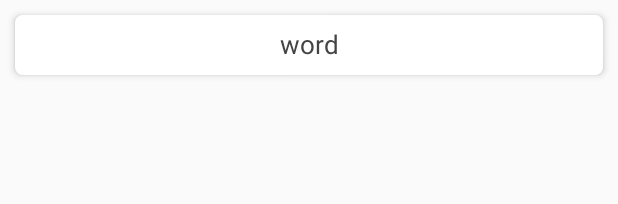
After one commit to warriorWorld/DemoDemo, an Android app: the layout item_main.xml on its own in the app's theme, with its tools: preview values and no code run, on a phone screen of 412 x 824 dp. The commit adds this screen. Shown: the top 204 px of the screen. Run offline under Robolectric (Android 15) with nearby library versions, the phone set to English and light mode, and no system bars.

Commit message:
first commit

```diff
--- a/app/build.gradle
+++ b/app/build.gradle
@@ -23,6 +23,7 @@ dependencies {
     implementation fileTree(dir: 'libs', include: ['*.jar'])
     implementation 'androidx.appcompat:appcompat:1.1.0'
     implementation 'androidx.constraintlayout:constraintlayout:1.1.3'
+    implementation "androidx.recyclerview:recyclerview:1.1.0"
     testImplementation 'junit:junit:4.12'
     androidTestImplementation 'androidx.test.ext:junit:1.1.1'
     androidTestImplementation 'androidx.test.espresso:espresso-core:3.2.0'
--- a/app/src/main/AndroidManifest.xml
+++ b/app/src/main/AndroidManifest.xml
@@ -9,7 +9,7 @@
         android:roundIcon="@drawable/ic_chestnut"
         android:supportsRtl="true"
         android:theme="@style/AppTheme">
-        <activity android:name=".MainActivity">
+        <activity android:name=".business.main.MainActivity">
             <intent-filter>
                 <action android:name="android.intent.action.MAIN" />
 
--- a/app/src/main/java/com/insightsurfface/demodemo/base/BaseActivity.java
+++ b/app/src/main/java/com/insightsurfface/demodemo/base/BaseActivity.java
@@ -47,7 +47,7 @@ public abstract class BaseActivity extends AppCompatActivity {
         contentViewGroup.setFitsSystemWindows(fitSystemWindow);
     }
 
-    protected abstract int initUI();
+    protected abstract void initUI();
 
     protected abstract int getLayoutId();
 }
--- /dev/null
+++ b/app/src/main/java/com/insightsurfface/demodemo/base/BasePresenter.java
@@ -0,0 +1,5 @@
+package com.insightsurfface.demodemo.base;
+
+public interface BasePresenter {
+    void onDestroy();
+}
--- /dev/null
+++ b/app/src/main/java/com/insightsurfface/demodemo/base/BaseView.java
@@ -0,0 +1,5 @@
+package com.insightsurfface.demodemo.base;
+
+public interface BaseView<T extends BasePresenter> {
+    void setPresenter(T presenter);
+}
--- /dev/null
+++ b/app/src/main/res/drawable/rect_white_c5.xml
@@ -0,0 +1,7 @@
+<?xml version="1.0" encoding="utf-8"?>
+<shape xmlns:android="http://schemas.android.com/apk/res/android">
+
+    <corners android:radius="5dp"/>
+
+    <solid android:color="@color/white"/>
+</shape>
--- /dev/null
+++ b/app/src/main/res/layout/item_main.xml
@@ -0,0 +1,21 @@
+<?xml version="1.0" encoding="utf-8"?>
+<RelativeLayout xmlns:android="http://schemas.android.com/apk/res/android"
+    xmlns:app="http://schemas.android.com/apk/res-auto"
+    android:id="@+id/main_rl"
+    android:layout_width="match_parent"
+    android:layout_height="wrap_content"
+    android:orientation="vertical">
+
+    <TextView
+        android:id="@+id/demo_tv"
+        android:layout_width="match_parent"
+        android:layout_height="40dp"
+        android:layout_margin="10dp"
+        android:background="@drawable/rect_white_c5"
+        android:elevation="3dp"
+        android:gravity="center"
+        android:includeFontPadding="false"
+        android:text="word"
+        android:textColor="@color/main_text_color"
+        android:textSize="17sp" />
+</RelativeLayout>
--- a/app/src/main/res/values/colors.xml
+++ b/app/src/main/res/values/colors.xml
@@ -5,4 +5,5 @@
     <color name="colorAccent">#D81B60</color>
     <color name="main_text_color">#444444</color>
     <color name="white">#FFFFFF</color>
+    <color name="gray">#2DC5C5C5</color>
 </resources>
--- a/app/src/main/res/values/styles.xml
+++ b/app/src/main/res/values/styles.xml
@@ -1,7 +1,7 @@
 <resources>
 
     <!-- Base application theme. -->
-    <style name="AppTheme" parent="Theme.AppCompat.Light.DarkActionBar">
+    <style name="AppTheme" parent="Theme.AppCompat.Light.NoActionBar">
         <!-- Customize your theme here. -->
         <item name="colorPrimary">@color/colorPrimary</item>
         <item name="colorPrimaryDark">@color/colorPrimaryDark</item>
```
Also changed, not shown: app/src/main/java/com/insightsurfface/demodemo/MainActivity.java (deleted, +0 -20 lines), app/src/main/java/com/insightsurfface/demodemo/adapter/MainAdapter.java (added, +83 -0 lines), app/src/main/java/com/insightsurfface/demodemo/business/main/MainActivity.java (added, +79 -0 lines), app/src/main/java/com/insightsurfface/demodemo/business/main/MainContract.java (added, +14 -0 lines), app/src/main/java/com/insightsurfface/demodemo/business/main/MainPresenter.java (added, +24 -0 lines), app/src/main/java/com/insightsurfface/demodemo/listener/OnRecycleItemClickListener.java (added, +21 -0 lines), app/src/main/res/anim/recycler_load.xml (added, +19 -0 lines), app/src/main/res/drawable/rect_gray.xml (added, +12 -0 lines), app/src/main/res/drawable/rect_gray_c5.xml (added, +12 -0 lines), app/src/main/res/layout/activity_main.xml (+8 -8 lines).
